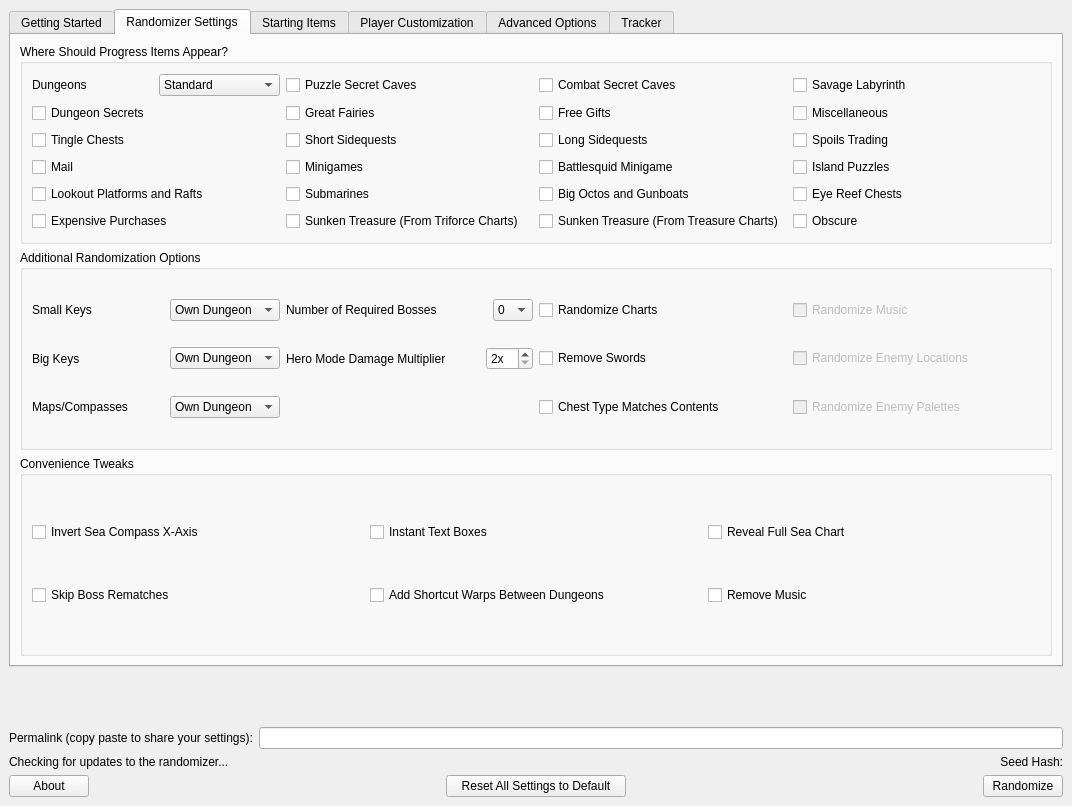
Qt form gui/mainwindow.ui (SuperDude88/TWWHD-Randomizer) before a commit.
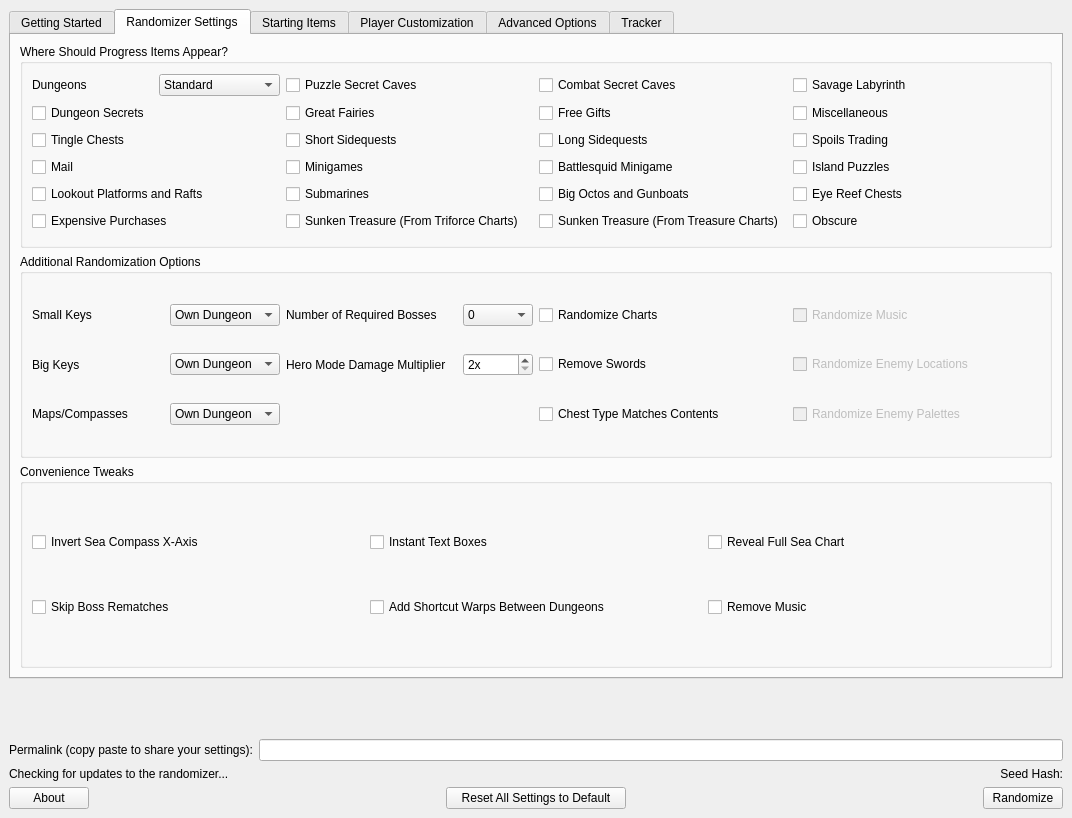
The same form after that commit. The open tabs and pages were chosen to show the change.

Commit message: widen some widgets for windows 11

What changed in the file:
```diff
--- a/gui/mainwindow.ui
+++ b/gui/mainwindow.ui
@@ -7,7 +7,7 @@
     <x>0</x>
     <y>0</y>
     <width>1072</width>
-    <height>806</height>
+    <height>818</height>
    </rect>
   </property>
   <property name="sizePolicy">
@@ -35,7 +35,7 @@
          <x>0</x>
          <y>0</y>
          <width>1054</width>
-         <height>646</height>
+         <height>658</height>
         </rect>
        </property>
        <layout class="QVBoxLayout" name="verticalLayout_4">
@@ -687,7 +687,7 @@
                  <item>
                   <widget class="QLabel" name="label_for_num_required_dungeons">
                    <property name="sizePolicy">
-                    <sizepolicy hsizetype="Maximum" vsizetype="Preferred">
+                    <sizepolicy hsizetype="Preferred" vsizetype="Preferred">
                      <horstretch>0</horstretch>
                      <verstretch>0</verstretch>
                     </sizepolicy>
@@ -697,11 +697,14 @@
                    </property>
                   </widget>
                  </item>
-                 <item>
-                  <widget class="QWidget" name="widget" native="true"/>
-                 </item>
                  <item>
                   <widget class="QComboBox" name="num_required_dungeons">
+                   <property name="minimumSize">
+                    <size>
+                     <width>70</width>
+                     <height>0</height>
+                    </size>
+                   </property>
                    <property name="maximumSize">
                     <size>
                      <width>40</width>
@@ -895,6 +898,12 @@
                      <verstretch>0</verstretch>
                     </sizepolicy>
                    </property>
+                   <property name="minimumSize">
+                    <size>
+                     <width>70</width>
+                     <height>0</height>
+                    </size>
+                   </property>
                    <property name="buttonSymbols">
                     <enum>QAbstractSpinBox::UpDownArrows</enum>
                    </property>
```
Left out of the diff: 2 changed lines with no effect on the pictures.
